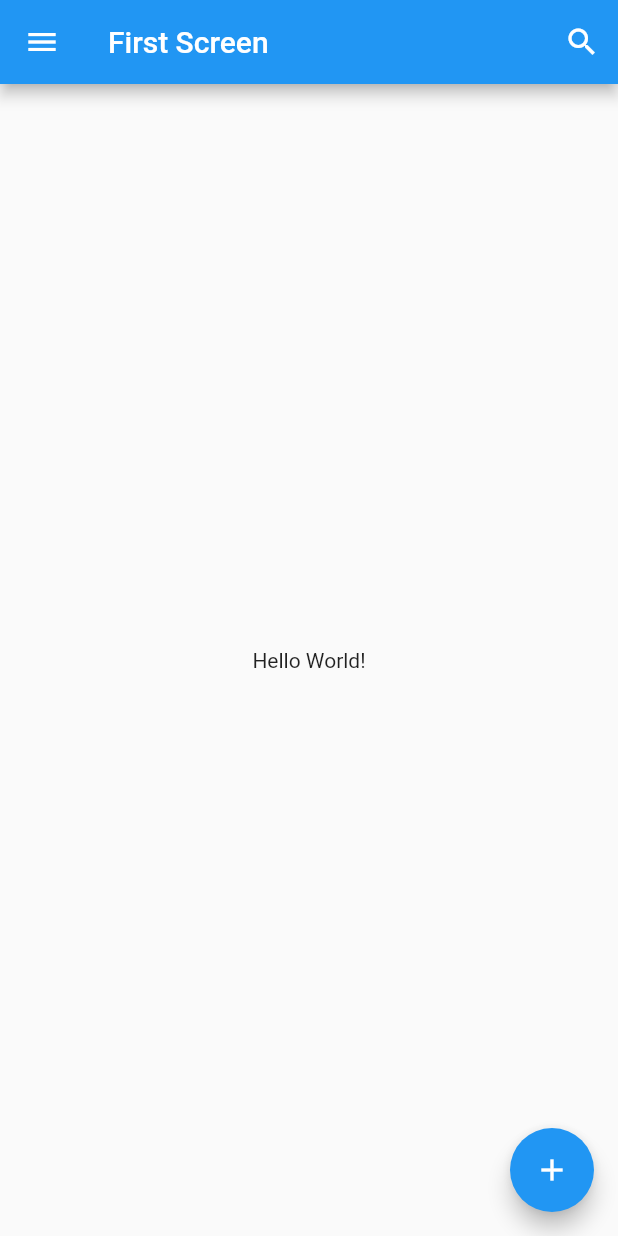
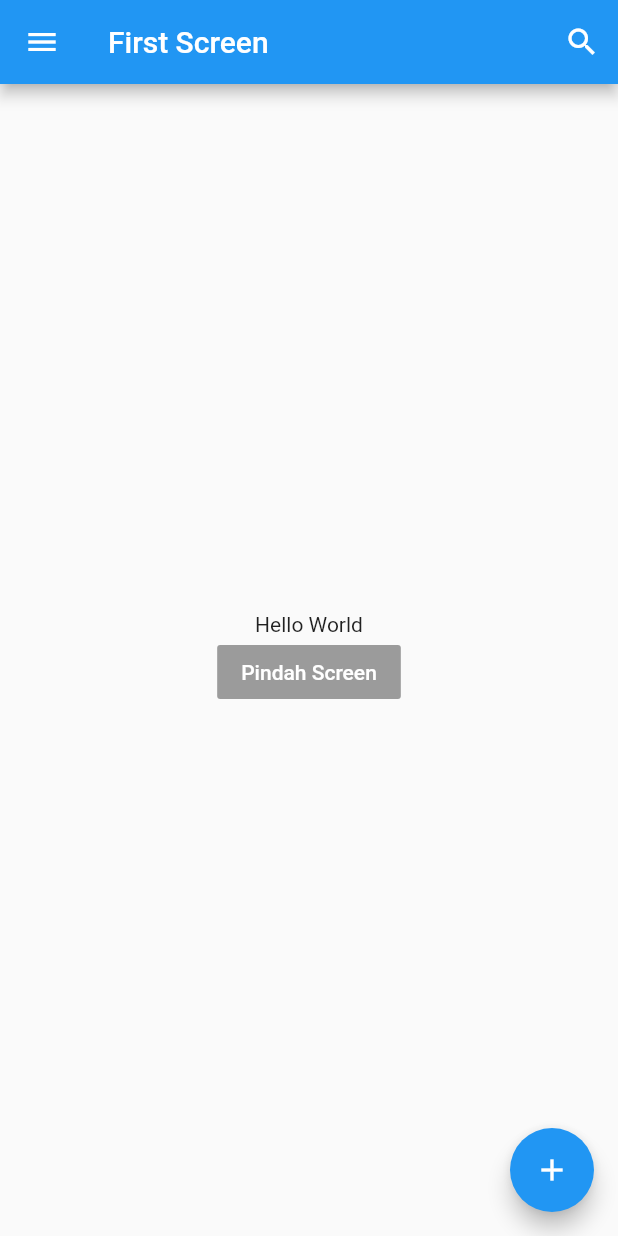
Before and after one commit to adhytianara/LearnFlutter, a Flutter app: the screen it shows after launch, on a phone screen of 412 x 824 dp. Run offline on Flutter 3.47's test engine with Material 2 defaults, Android fonts, the phone set to English and light mode, and no system bars.

Commit message:
create first screen

```diff
--- /dev/null
+++ b/lib/FirstScreen.dart
@@ -0,0 +1,42 @@
+import 'package:flutter/material.dart';
+
+class FirstScreen extends StatelessWidget {
+  @override
+  Widget build(BuildContext context) {
+    return Scaffold(
+      appBar: AppBar(
+        leading: IconButton(
+          icon: Icon(
+            Icons.menu,
+            color: Colors.white,
+          ),
+        ),
+        title: Text("First Screen"),
+        actions: <Widget>[
+          IconButton(
+            icon: Icon(
+              Icons.search,
+              color: Colors.white,
+            ),
+          )
+        ],
+      ),
+      body: Center(
+        child: Column(
+          mainAxisAlignment: MainAxisAlignment.center,
+          children: <Widget>[
+            Text('Hello World'),
+            RaisedButton(
+              color: Colors.blue,
+              textColor: Colors.white,
+              child: Text('Pindah Screen'),
+            )
+          ],
+        ),
+      ),
+      floatingActionButton: FloatingActionButton(
+        child: Icon(Icons.add),
+      ),
+    );
+  }
+}
--- a/lib/main.dart
+++ b/lib/main.dart
@@ -1,9 +1,9 @@
 import 'package:flutter/material.dart';
+import 'package:learn_flutter/FirstScreen.dart';
 
 void main() => runApp(MyApp());
 
 class MyApp extends StatelessWidget {
-
   @override
   Widget build(BuildContext context) {
     return MaterialApp(
@@ -15,30 +15,3 @@ class MyApp extends StatelessWidget {
     );
   }
 }
-
-class FirstScreen extends StatelessWidget {
-  @override
-  Widget build(BuildContext context) {
-    return Scaffold(
-      appBar: AppBar(
-        leading: IconButton(
-          icon: Icon(Icons.menu, color: Colors.white,),
-        ),
-        title: Text("First Screen"),
-        actions: <Widget>[
-          IconButton(
-            icon: Icon(Icons.search, color: Colors.white,),
-          )
-        ],
-      ),
-
-      body: Center(
-        child: Text("Hello World!"),
-      ),
-
-      floatingActionButton: FloatingActionButton(
-        child: Icon(Icons.add),
-      ),
-    );
-  }
-}
```
